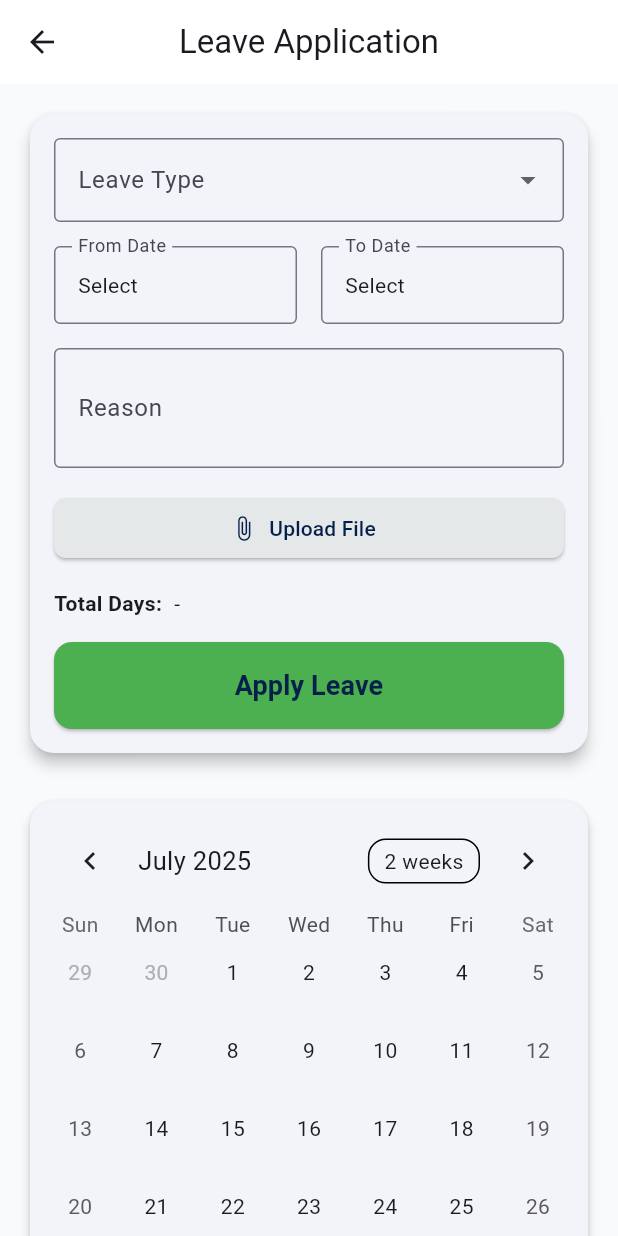
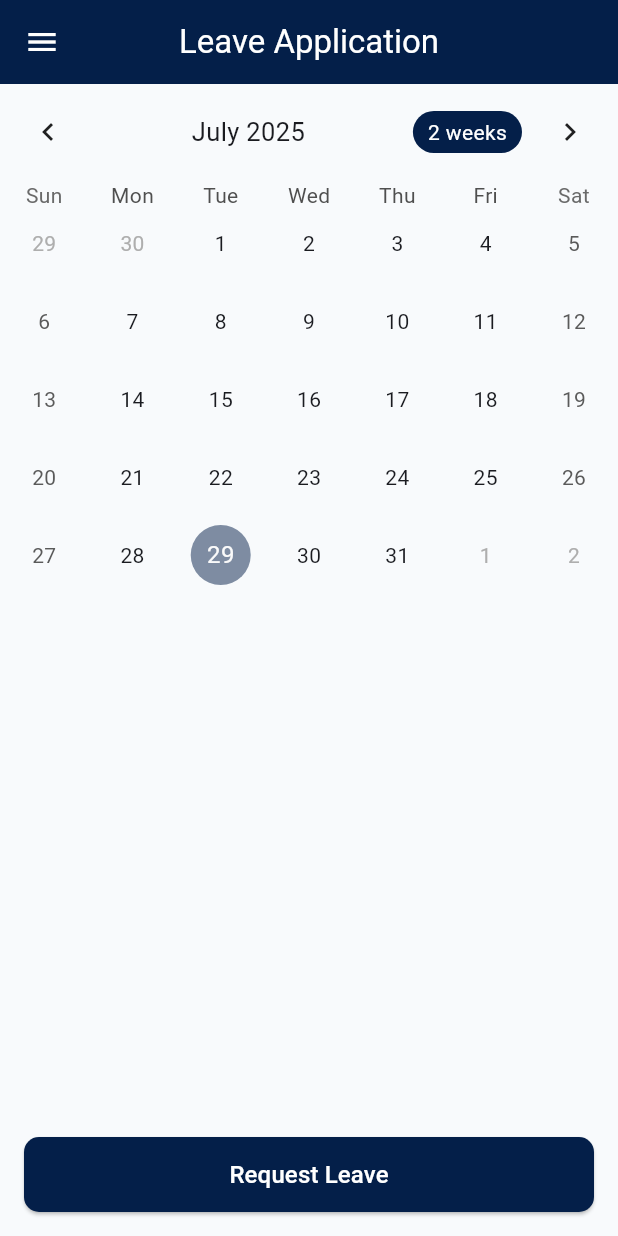
Before and after one commit to Kaviyamurugadass/Phobos---Flutter-App, a Flutter app: the LeaveScreen screen opened by its route, on a phone screen of 412 x 824 dp. Run offline on Flutter 3.47's test engine with Material 3 defaults, Android fonts, the light colour scheme and no system bars; drawn by our look-alikes of table_calendar; our stand-ins replace file_picker; missing offline and left inert: mobile_scanner.

Commit message:
leave page created

```diff
--- a/lib/screens/leave_screen.dart
+++ b/lib/screens/leave_screen.dart
@@ -2,6 +2,8 @@
 import 'package:table_calendar/table_calendar.dart';
 import 'package:file_picker/file_picker.dart';
 import 'dart:io';
+import '../widgets/nav_drawer.dart';
+import '../constants/app_colors.dart';
 
 class LeaveScreen extends StatefulWidget {
   const LeaveScreen({Key? key}) : super(key: key);
@@ -79,24 +81,121 @@
 
   @override
   Widget build(BuildContext context) {
+    final _reasonController = TextEditingController();
+
+    return Scaffold(
+      drawer: const NavDrawer(),
+      appBar: AppBar(
+        title: const Text('Leave Application', style: TextStyle(color: Colors.white)),
+        backgroundColor: AppColors.primary,
+        centerTitle: true,
+        iconTheme: const IconThemeData(color: Colors.white),
+      ),
+      body: Column(
+        children: [
+          Expanded(
+            child: TableCalendar(
+              firstDay: DateTime.utc(2010, 10, 16),
+              lastDay: DateTime.utc(2030, 3, 14),
+              focusedDay: _focusedDay,
+              calendarFormat: _calendarFormat,
+              selectedDayPredicate: (day) => isSameDay(_selectedDay, day),
+              onDaySelected: (selectedDay, focusedDay) {
+                setState(() {
+                  _selectedDay = selectedDay;
+                  _focusedDay = focusedDay;
+                });
+              },
+              onFormatChanged: (format) {
+                if (_calendarFormat != format) {
+                  setState(() {
+                    _calendarFormat = format;
+                  });
+                }
+              },
+              onPageChanged: (focusedDay) => _focusedDay = focusedDay,
+              eventLoader: _getEventsForDay,
+              calendarStyle: CalendarStyle(
+                selectedDecoration: BoxDecoration(
+                  color: AppColors.primary,
+                  shape: BoxShape.circle,
+                ),
+                todayDecoration: BoxDecoration(
+                  color: AppColors.primary.withOpacity(0.5),
+                  shape: BoxShape.circle,
+                ),
+                markerDecoration: BoxDecoration(
+                  color: AppColors.accent,
+                  shape: BoxShape.circle,
+                ),
+              ),
+              headerStyle: HeaderStyle(
+                formatButtonVisible: true,
+                titleCentered: true,
+                formatButtonDecoration: BoxDecoration(
+                  color: AppColors.primary,
+                  borderRadius: BorderRadius.circular(20.0),
+                ),
+                formatButtonTextStyle: const TextStyle(color: Colors.white),
+              ),
+            ),
+          ),
+          Padding(
+            padding: const EdgeInsets.all(16.0),
+            child: ElevatedButton(
+              onPressed: () => _showLeaveRequestForm(context, _reasonController),
+              style: ElevatedButton.styleFrom(
+                backgroundColor: AppColors.primary,
+                minimumSize: const Size(double.infinity, 50),
+                shape: RoundedRectangleBorder(
+                  borderRadius: BorderRadius.circular(10),
+                ),
+              ),
+              child: const Text(
+                'Request Leave',
+                style: TextStyle(fontSize: 16, color: Colors.white),
+              ),
+            ),
+          ),
+        ],
+      ),
+    );
+  }
+
+  void _showLeaveRequestForm(BuildContext context, TextEditingController reasonController) {
     var _reasonController;
-    return Scaffold(
-      appBar: AppBar(
-        title: const Text('Leave Application'),
-        backgroundColor: Colors.white,
-        centerTitle: true,
+    showModalBottomSheet(
+      context: context,
+      isScrollControlled: true,
+      backgroundColor: Colors.transparent,
+      builder: (context) => Container(
+        height: MediaQuery.of(context).size.height * 0.8,
+        decoration: const BoxDecoration(
+          color: Colors.white,
+          borderRadius: BorderRadius.vertical(top: Radius.circular(20)),
         ),
-      body: SingleChildScrollView(
-        child: Padding(
         padding: const EdgeInsets.all(16.0),
         child: Column(
           crossAxisAlignment: CrossAxisAlignment.start,
           children: [
-              Card(
-                elevation: 4,
-                shape: RoundedRectangleBorder(borderRadius: BorderRadius.circular(16)),
-                child: Padding(
-                  padding: const EdgeInsets.all(16.0),
+            Center(
+              child: Container(
+                width: 40,
+                height: 4,
+                margin: const EdgeInsets.only(bottom: 16),
+                decoration: BoxDecoration(
+                  color: Colors.grey[300],
+                  borderRadius: BorderRadius.circular(2),
+                ),
+              ),
+            ),
+            const Text(
+              'Request Leave',
+              style: TextStyle(fontSize: 20, fontWeight: FontWeight.bold),
+            ),
+            const SizedBox(height: 16),
+            Expanded(
+              child: SingleChildScrollView(
                 child: Form(
                   key: _formKey,
                   child: Column(
@@ -106,6 +205,7 @@
                         decoration: const InputDecoration(
                           labelText: 'Leave Type',
                           border: OutlineInputBorder(),
+                          contentPadding: EdgeInsets.symmetric(horizontal: 12, vertical: 8),
                         ),
                         value: _leaveType,
                         items: _leaveTypes
@@ -147,6 +247,7 @@
                                 decoration: const InputDecoration(
                                   labelText: 'From Date',
                                   border: OutlineInputBorder(),
+                                  contentPadding: EdgeInsets.symmetric(horizontal: 12, vertical: 8),
                                 ),
                                 child: Text(_fromDate == null
                                     ? 'Select'
@@ -175,6 +276,7 @@
                                 decoration: const InputDecoration(
                                   labelText: 'To Date',
                                   border: OutlineInputBorder(),
+                                  contentPadding: EdgeInsets.symmetric(horizontal: 12, vertical: 8),
                                 ),
                                 child: Text(_toDate == null
                                     ? 'Select'
@@ -185,64 +287,54 @@
                         ],
                       ),
                       const SizedBox(height: 16),
-                        Row(
-                          children: [
-                            Expanded(
-                              child: TextField(
+                      TextField(
                         controller: _reasonController,
                         decoration: const InputDecoration(
                           labelText: 'Reason',
                           border: OutlineInputBorder(),
+                          contentPadding: EdgeInsets.symmetric(horizontal: 12, vertical: 12),
                         ),
-                                maxLines: 2,
+                        maxLines: 3,
+                      ),
+                      const SizedBox(height: 16),
+                      if (_totalDays > 0)
+                        Text(
+                          'Total Days: $_totalDays',
+                          style: const TextStyle(fontWeight: FontWeight.bold),
+                        ),
+                      const SizedBox(height: 16),
+                      ElevatedButton(
+                        onPressed: _pickedFile == null ? _pickFile : null,
+                        style: ElevatedButton.styleFrom(
+                          backgroundColor: Colors.green,
+                          minimumSize: const Size(double.infinity, 50),
+                        ),
+                        child: Text(
+                          _pickedFile == null ? 'Upload Document' : 'Document Uploaded: ${_pickedFile!.name}',
+                          style: const TextStyle(color: Colors.white),
                         ),
                       ),
-                          ],
-                        ),
-                        const SizedBox(height: 16),
-                        Row(
-                          children: [
-                            Expanded(
-                              child: ElevatedButton.icon(
-                                onPressed: _pickFile,
-                                icon: const Icon(Icons.attach_file),
-                                label: Text(_pickedFile == null ? 'Upload File' : 'File Selected'),
-                                style: ElevatedButton.styleFrom(
-                                  backgroundColor: const Color.fromARGB(255, 229, 232, 233),
-                                  shape: RoundedRectangleBorder(
-                                    borderRadius: BorderRadius.circular(8),
-                                  ),
-                                ),
-                              ),
-                            ),
-                            if (_pickedFile != null)
-                              Padding(
-                                padding: const EdgeInsets.only(left: 8.0),
-                                child: Icon(Icons.check_circle, color: Colors.green),
-                              ),
-                          ],
-                        ),
-                        const SizedBox(height: 16),
-                        Row(
-                          children: [
-                            const Text('Total Days:', style: TextStyle(fontWeight: FontWeight.bold)),
-                            const SizedBox(width: 8),
-                            Text(_totalDays > 0 ? '$_totalDays' : '-'),
-                          ],
-                        ),
-                        const SizedBox(height: 16),
+                      const SizedBox(height: 24),
                       SizedBox(
                         width: double.infinity,
                         child: ElevatedButton(
-                            onPressed: _applyLeave,
+                          onPressed: () {
+                            if (_formKey.currentState!.validate()) {
+                              _applyLeave();
+                              Navigator.pop(context);
+                            }
+                          },
                           style: ElevatedButton.styleFrom(
                             backgroundColor: Colors.green,
                             padding: const EdgeInsets.symmetric(vertical: 16),
                             shape: RoundedRectangleBorder(
-                                borderRadius: BorderRadius.circular(12),
+                              borderRadius: BorderRadius.circular(10),
                             ),
                           ),
-                            child: const Text('Apply Leave', style: TextStyle(fontSize: 18, fontWeight: FontWeight.bold)),
+                          child: const Text(
+                            'Submit Leave Request',
+                            style: TextStyle(fontSize: 16, color: Colors.white),
+                          ),
                         ),
                       ),
                     ],
@@ -250,54 +342,7 @@
                 ),
               ),
             ),
-              const SizedBox(height: 24),
-              Card(
-                elevation: 3,
-                shape: RoundedRectangleBorder(borderRadius: BorderRadius.circular(16)),
-                child: Padding(
-                  padding: const EdgeInsets.all(8.0),
-                  child: TableCalendar(
-                    firstDay: DateTime(2000),
-                    lastDay: DateTime(2100),
-                    focusedDay: _focusedDay,
-                    calendarFormat: _calendarFormat,
-                    selectedDayPredicate: (day) => isSameDay(_selectedDay, day),
-                    onDaySelected: (selectedDay, focusedDay) {
-                      setState(() {
-                        _selectedDay = selectedDay;
-                        _focusedDay = focusedDay;
-                      });
-                    },
-                    onFormatChanged: (format) {
-                      setState(() {
-                        _calendarFormat = format;
-                      });
-                    },
-                    onPageChanged: (focusedDay) {
-                      setState(() {
-                        _focusedDay = focusedDay;
-                      });
-                    },
-                    eventLoader: _getEventsForDay,
-                    calendarStyle: const CalendarStyle(
-                      todayDecoration: BoxDecoration(
-                        color: Colors.blueAccent,
-                        shape: BoxShape.circle,
-                      ),
-                      selectedDecoration: BoxDecoration(
-                        color: Colors.green,
-                        shape: BoxShape.circle,
-                      ),
-                      markerDecoration: BoxDecoration(
-                        color: Colors.red,
-                        shape: BoxShape.circle,
-                      ),
-                    ),
-                  ),
-                ),
-              ),
           ],
-          ),
         ),
       ),
     );
```
Lines whose indentation alone changed are shown as unchanged.
